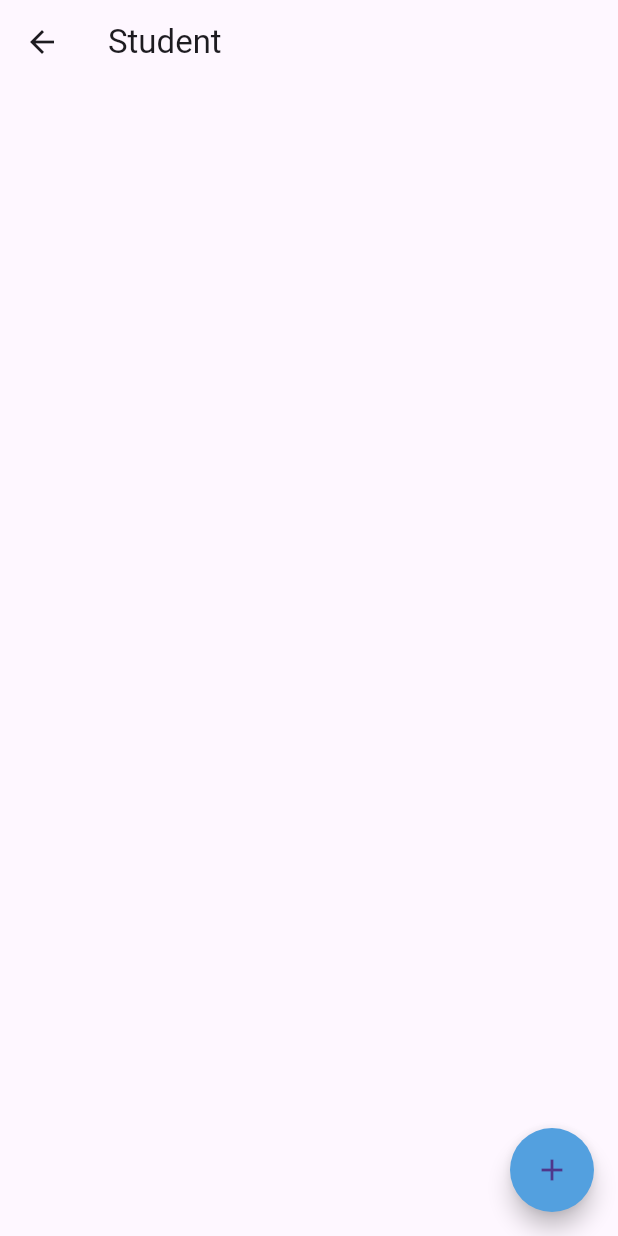
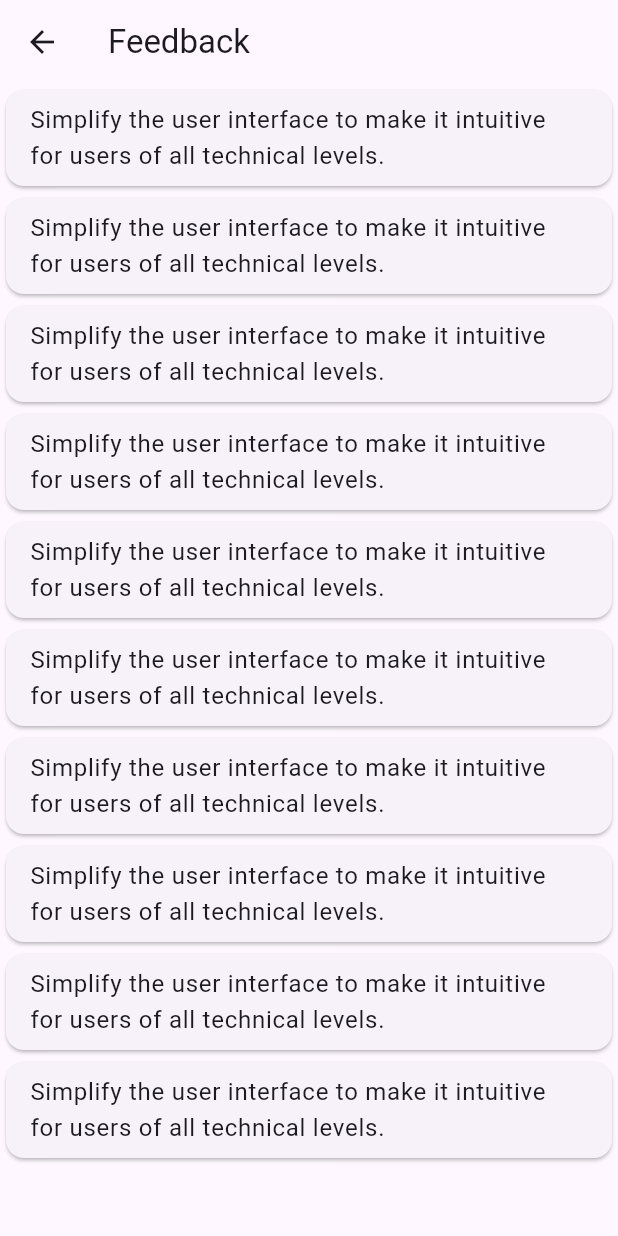
Before and after one commit to ashiqmhdkn/collage_bus_map, a Flutter app: the admin screen opened directly, after a tap on "FEEDBACK", on a phone screen of 412 x 824 dp. Run offline on Flutter 3.47's test engine with Material 3 defaults, Android fonts, the phone set to English and light mode, and no system bars; our stand-ins replace cloud_firestore, firebase_auth, firebase_core, get, google_maps_flutter, image_picker and 2 more; accounts and stored records are empty.

Commit message:
show_feedback Added

```diff
--- a/lib/admin.dart
+++ b/lib/admin.dart
@@ -1,5 +1,6 @@
 import 'package:collage_bus_nufa/parent.dart';
 import 'package:collage_bus_nufa/restart.dart';
+import 'package:collage_bus_nufa/show_feedback.dart';
 import 'package:collage_bus_nufa/student.dart';
 import 'package:flutter/cupertino.dart';
 import 'package:flutter/material.dart';
@@ -42,7 +43,7 @@ class adminstate extends State<admin> {
                   itemDashboard('Student Details',CupertinoIcons.add,Colors.deepOrange,parent()),
                   itemDashboard('Teacher Details', CupertinoIcons.person_2, Colors.green,student()),
                   itemDashboard('Restart', CupertinoIcons.restart, Colors.green,restart()),
-                  itemDashboard('feedback', CupertinoIcons.rectangle_stack_person_crop_fill, Colors.green,parent()),
+                  itemDashboard('feedback', CupertinoIcons.rectangle_stack_person_crop_fill, Colors.green,show_feedback()),
                  ],
               ),
             ),
--- /dev/null
+++ b/lib/show_feedback.dart
@@ -0,0 +1,40 @@
+import 'package:flutter/foundation.dart';
+import 'package:flutter/material.dart';
+
+class show_feedback extends StatelessWidget {
+   show_feedback({super.key});
+
+  final feedbacks = [
+    'Simplify the user interface to make it intuitive for users of all technical levels.',
+    'Simplify the user interface to make it intuitive for users of all technical levels.Simplify the user interface to make it intuitive for users of all technical levels.',
+  ];
+
+  @override
+  Widget build(BuildContext context) {
+    return SafeArea(
+      child: Scaffold(
+        appBar: AppBar(
+          title: Text("Feedback"),
+        ),
+        body: ListView.separated(
+            itemBuilder: (context, index) {
+            return  Expanded(
+                child: Card(
+                 child: Column(
+                  children: [
+                    ListTile(
+                      title: Text(feedbacks[0]),
+                    )
+                  ],
+                 ),
+                ),
+              );
+            },
+            separatorBuilder: (context, index) => SizedBox(
+                  width: 10,
+                ),
+            itemCount: 10),
+      ),
+    );
+  }
+}
```
Also changed, not shown: lib/apar.dart (+40 -0 lines).
